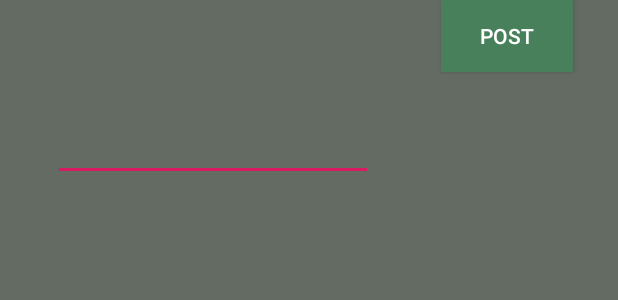
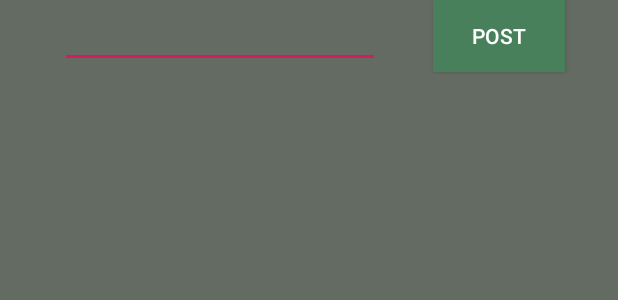
Before and after one commit to alanfinnin/social_app, an Android app: the layout activity_post.xml on its own in the app's theme, with its tools: preview values and no code run, on a phone screen of 412 x 824 dp. Shown: the top 300 px of the screen. Run offline under Robolectric (Android 15) with nearby library versions, the phone set to English and light mode, and no system bars.

```diff
--- a/app/src/main/res/layout/activity_post.xml
+++ b/app/src/main/res/layout/activity_post.xml
@@ -7,24 +7,10 @@
     tools:context=".post"
     android:background="#636B62">
 
-    <EditText
-        android:id="@+id/post_text"
-        android:layout_width="wrap_content"
-        android:layout_height="wrap_content"
-        android:layout_marginStart="35dp"
-        android:layout_marginTop="75dp"
-        android:ems="10"
-        android:inputType="textPersonName"
-        app:layout_constraintBottom_toTopOf="@+id/post"
-        app:layout_constraintStart_toStartOf="parent"
-        app:layout_constraintTop_toTopOf="parent"
-        app:layout_constraintVertical_bias="0.0" />
-
     <Button
         android:id="@+id/post"
         android:layout_width="wrap_content"
         android:layout_height="wrap_content"
-        android:layout_marginStart="15dp"
         android:background="#47805b"
         android:onClick="sendData"
         android:text="POST"
@@ -33,4 +19,15 @@
         app:layout_constraintEnd_toEndOf="parent"
         app:layout_constraintStart_toEndOf="@+id/post_text"
         tools:layout_editor_absoluteY="72dp" />
+
+    <EditText
+        android:id="@+id/post_text"
+        android:layout_width="wrap_content"
+        android:layout_height="wrap_content"
+        android:layout_marginStart="40dp"
+        android:ems="10"
+        android:gravity="start|top"
+        android:inputType="textMultiLine"
+        app:layout_constraintStart_toStartOf="parent"
+        tools:layout_editor_absoluteY="75dp" />
 </androidx.constraintlayout.widget.ConstraintLayout>
```
Also changed, not shown: app/src/main/java/com/example/week2ex1/PostActivity.java (+12 -16 lines), app/src/main/res/layout/activity_logged_in.xml (+5 -4 lines).
